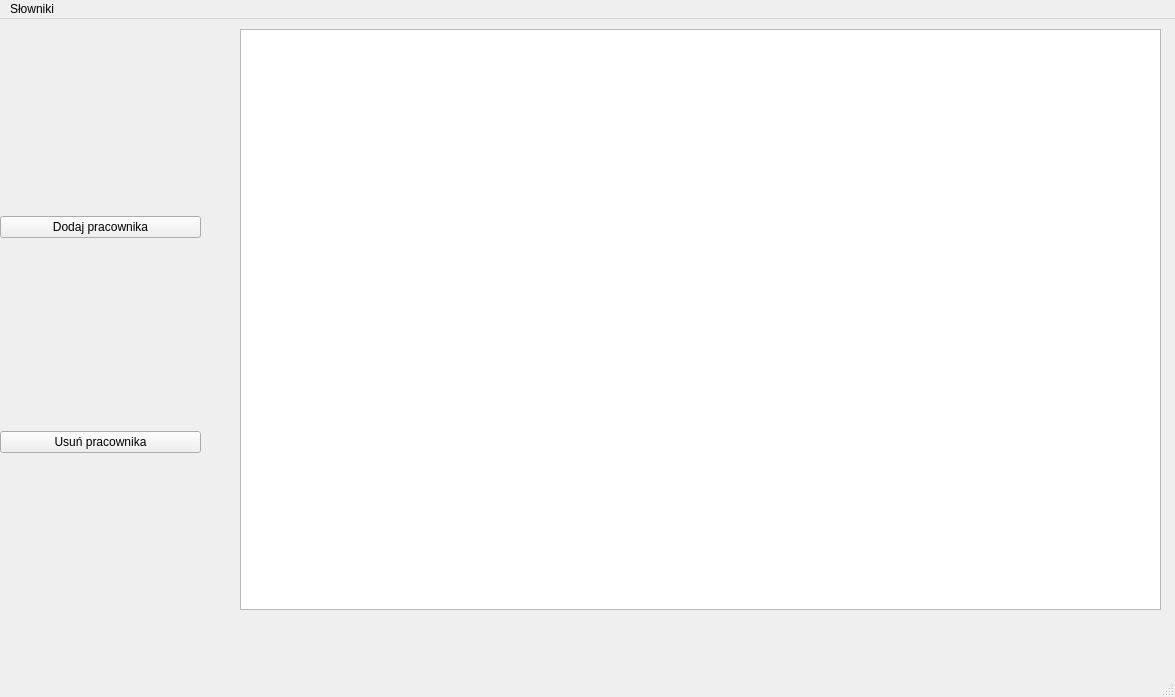
The window that mainwindow.ui (LukasZaw/company-manager-qt) describes before a commit, drawn with Qt 5.
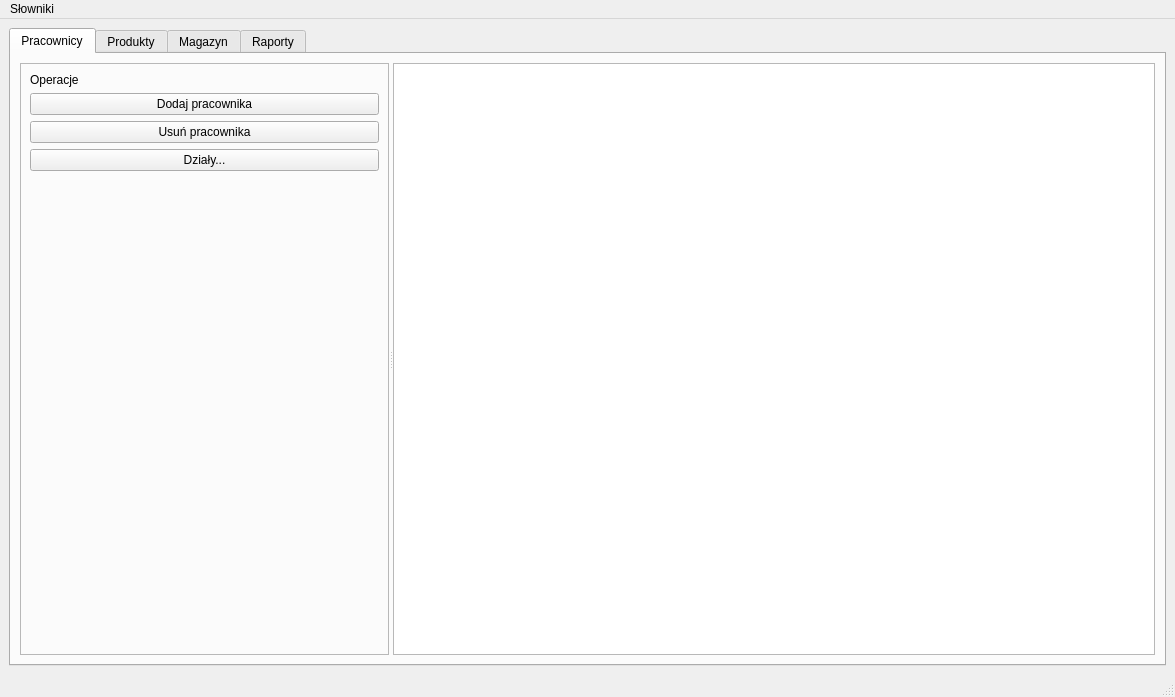
The same window after the commit.

Commit message: refactor: change main window UI and rename slots

Patch:
```diff
--- a/mainwindow.ui
+++ b/mainwindow.ui
@@ -14,42 +14,138 @@
    <string>MainWindow</string>
   </property>
   <widget class="QWidget" name="centralwidget">
-   <widget class="QWidget" name="verticalLayoutWidget">
-    <property name="geometry">
-     <rect>
-      <x>0</x>
-      <y>10</y>
-      <width>201</width>
-      <height>611</height>
-     </rect>
-    </property>
-    <layout class="QVBoxLayout" name="verticalLayout">
-     <item>
-      <widget class="QPushButton" name="addEmployeeButton">
-       <property name="text">
-        <string>Dodaj pracownika</string>
-       </property>
+   <layout class="QVBoxLayout" name="mainLayout">
+    <item>
+     <widget class="QTabWidget" name="mainTabWidget">
+      <property name="currentIndex">
+       <number>0</number>
+      </property>
+      <widget class="QWidget" name="employeesTab">
+       <attribute name="title">
+        <string>Pracownicy</string>
+       </attribute>
+       <layout class="QHBoxLayout" name="employeesLayout">
+        <item>
+         <widget class="QSplitter" name="employeesSplitter">
+          <property name="orientation">
+           <enum>Qt::Orientation::Horizontal</enum>
+          </property>
+          <widget class="QFrame" name="employeesLeftPanel">
+           <property name="minimumSize">
+            <size>
+             <width>220</width>
+             <height>0</height>
+            </size>
+           </property>
+           <property name="frameShape">
+            <enum>QFrame::Shape::StyledPanel</enum>
+           </property>
+           <layout class="QVBoxLayout" name="employeesLeftLayout">
+            <item>
+             <widget class="QLabel" name="employeesTitleLabel">
+              <property name="text">
+               <string>Operacje</string>
+              </property>
+              <property name="alignment">
+               <set>Qt::AlignmentFlag::AlignLeading|Qt::AlignmentFlag::AlignLeft|Qt::AlignmentFlag::AlignVCenter</set>
+              </property>
+             </widget>
+            </item>
+            <item>
+             <widget class="QPushButton" name="addEmployeeButton">
+              <property name="text">
+               <string>Dodaj pracownika</string>
+              </property>
+             </widget>
+            </item>
+            <item>
+             <widget class="QPushButton" name="deleteEmployeeButton">
+              <property name="text">
+               <string>Usuń pracownika</string>
+              </property>
+             </widget>
+            </item>
+            <item>
+             <widget class="QPushButton" name="manageDepartmentsButton">
+              <property name="text">
+               <string>Działy...</string>
+              </property>
+             </widget>
+            </item>
+            <item>
+             <spacer name="employeesLeftSpacer">
+              <property name="orientation">
+               <enum>Qt::Orientation::Vertical</enum>
+              </property>
+              <property name="sizeHint" stdset="0">
+               <size>
+                <width>20</width>
+                <height>40</height>
+               </size>
+              </property>
+             </spacer>
+            </item>
+           </layout>
+          </widget>
+          <widget class="QWidget" name="employeesRightPanel">
+           <layout class="QVBoxLayout" name="employeesRightLayout">
+            <property name="spacing">
+             <number>6</number>
+            </property>
+            <item>
+             <widget class="QTableView" name="employeesTableView"/>
+            </item>
+           </layout>
+          </widget>
+         </widget>
+        </item>
+       </layout>
       </widget>
-     </item>
-     <item>
-      <widget class="QPushButton" name="pushButton_2">
-       <property name="text">
-        <string>Usuń pracownika</string>
-       </property>
+      <widget class="QWidget" name="productsTab">
+       <attribute name="title">
+        <string>Produkty</string>
+       </attribute>
+       <layout class="QVBoxLayout" name="productsLayout">
+        <item>
+         <widget class="QLabel" name="productsPlaceholder">
+          <property name="text">
+           <string>Widok produktów (w przygotowaniu)</string>
+          </property>
+         </widget>
+        </item>
+       </layout>
       </widget>
-     </item>
-    </layout>
-   </widget>
-   <widget class="QTableView" name="employeesTableView">
-    <property name="geometry">
-     <rect>
-      <x>240</x>
-      <y>10</y>
-      <width>921</width>
-      <height>581</height>
-     </rect>
-    </property>
-   </widget>
+      <widget class="QWidget" name="warehouseTab">
+       <attribute name="title">
+        <string>Magazyn</string>
+       </attribute>
+       <layout class="QVBoxLayout" name="warehouseLayout">
+        <item>
+         <widget class="QLabel" name="warehousePlaceholder">
+          <property name="text">
+           <string>Widok magazynu (w przygotowaniu)</string>
+          </property>
+         </widget>
+        </item>
+       </layout>
+      </widget>
+      <widget class="QWidget" name="reportsTab">
+       <attribute name="title">
+        <string>Raporty</string>
+       </attribute>
+       <layout class="QVBoxLayout" name="reportsLayout">
+        <item>
+         <widget class="QLabel" name="reportsPlaceholder">
+          <property name="text">
+           <string>Widok raportów (w przygotowaniu)</string>
+          </property>
+         </widget>
+        </item>
+       </layout>
+      </widget>
+     </widget>
+    </item>
+   </layout>
   </widget>
   <widget class="QMenuBar" name="menubar">
    <property name="geometry">
```
Left out of the diff: 2 changed lines with no effect on the pictures. The commit also changes 3 other files.
